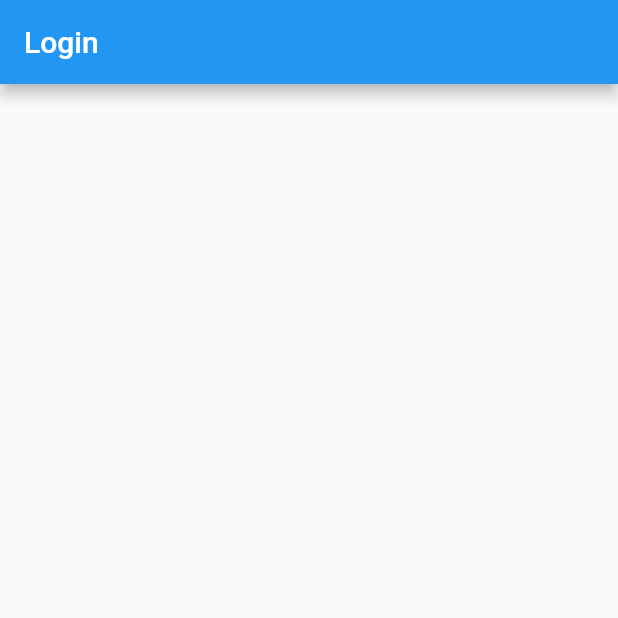
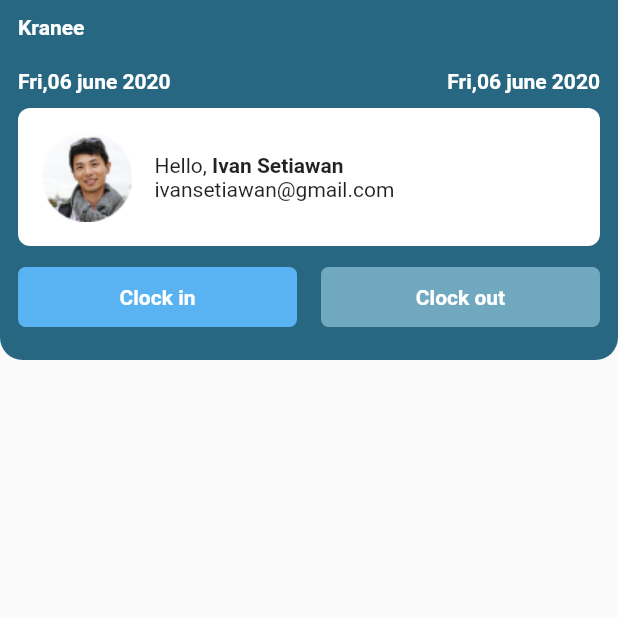
Before and after one commit to yanuarnval/traking_works, a Flutter app: the screen it shows after launch, on a phone screen of 412 x 824 dp, the top half of it. Run offline on Flutter 3.47's test engine with Material 2 defaults, Android fonts, the phone set to English and light mode, and no system bars; our stand-ins replace google_fonts; Roboto replaces fonts that are missing (Spartan).

Commit message:
feat[YN] home iu page

```diff
--- a/lib/main.dart
+++ b/lib/main.dart
@@ -1,4 +1,7 @@
 import 'package:flutter/material.dart';
+import 'package:flutter/services.dart';
+import 'package:tracking_works/view/HomePageView.dart';
+
 import 'package:tracking_works/view/LoginPageView.dart';
 
 void main() {
@@ -8,110 +11,16 @@ void main() {
 class MyApp extends StatelessWidget {
   const MyApp({Key? key}) : super(key: key);
 
-  // This widget is the root of your application.
   @override
   Widget build(BuildContext context) {
+    SystemChrome.setSystemUIOverlayStyle(
+        SystemUiOverlayStyle(statusBarColor: Color(0xff286782)));
     return MaterialApp(
+      debugShowCheckedModeBanner: false,
       title: 'Flutter Demo',
-      theme: ThemeData(
-        // This is the theme of your application.
-        //
-        // Try running your application with "flutter run". You'll see the
-        // application has a blue toolbar. Then, without quitting the app, try
-        // changing the primarySwatch below to Colors.green and then invoke
-        // "hot reload" (press "r" in the console where you ran "flutter run",
-        // or simply save your changes to "hot reload" in a Flutter IDE).
-        // Notice that the counter didn't reset back to zero; the application
-        // is not restarted.
-        primarySwatch: Colors.blue,
-      ),
+      theme: ThemeData(),
       // home: const MyHomePage(title: 'Flutter Demo Home Page'),
-      home: LoginPageView(),
+      home: HomePageView(),
     );
   }
 }
-
-class MyHomePage extends StatefulWidget {
-  const MyHomePage({Key? key, required this.title}) : super(key: key);
-
-  // This widget is the home page of your application. It is stateful, meaning
-  // that it has a State object (defined below) that contains fields that affect
-  // how it looks.
-
-  // This class is the configuration for the state. It holds the values (in this
-  // case the title) provided by the parent (in this case the App widget) and
-  // used by the build method of the State. Fields in a Widget subclass are
-  // always marked "final".
-
-  final String title;
-
-  @override
-  State<MyHomePage> createState() => _MyHomePageState();
-}
-
-class _MyHomePageState extends State<MyHomePage> {
-  int _counter = 0;
-
-  void _incrementCounter() {
-    setState(() {
-      // This call to setState tells the Flutter framework that something has
-      // changed in this State, which causes it to rerun the build method below
-      // so that the display can reflect the updated values. If we changed
-      // _counter without calling setState(), then the build method would not be
-      // called again, and so nothing would appear to happen.
-      _counter++;
-    });
-  }
-
-  @override
-  Widget build(BuildContext context) {
-    // This method is rerun every time setState is called, for instance as done
-    // by the _incrementCounter method above.
-    //
-    // The Flutter framework has been optimized to make rerunning build methods
-    // fast, so that you can just rebuild anything that needs updating rather
-    // than having to individually change instances of widgets.
-    return Scaffold(
-      appBar: AppBar(
-        // Here we take the value from the MyHomePage object that was created by
-        // the App.build method, and use it to set our appbar title.
-        title: Text(widget.title),
-      ),
-      body: Center(
-        // Center is a layout widget. It takes a single child and positions it
-        // in the middle of the parent.
-        child: Column(
-          // Column is also a layout widget. It takes a list of children and
-          // arranges them vertically. By default, it sizes itself to fit its
-          // children horizontally, and tries to be as tall as its parent.
-          //
-          // Invoke "debug painting" (press "p" in the console, choose the
-          // "Toggle Debug Paint" action from the Flutter Inspector in Android
-          // Studio, or the "Toggle Debug Paint" command in Visual Studio Code)
-          // to see the wireframe for each widget.
-          //
-          // Column has various properties to control how it sizes itself and
-          // how it positions its children. Here we use mainAxisAlignment to
-          // center the children vertically; the main axis here is the vertical
-          // axis because Columns are vertical (the cross axis would be
-          // horizontal).
-          mainAxisAlignment: MainAxisAlignment.center,
-          children: <Widget>[
-            const Text(
-              'You have pushed the button this many times:',
-            ),
-            Text(
-              '$_counter',
-              style: Theme.of(context).textTheme.headline4,
-            ),
-          ],
-        ),
-      ),
-      floatingActionButton: FloatingActionButton(
-        onPressed: _incrementCounter,
-        tooltip: 'Increment',
-        child: const Icon(Icons.add),
-      ), // This trailing comma makes auto-formatting nicer for build methods.
-    );
-  }
-}
--- /dev/null
+++ b/lib/view/HomePageView.dart
@@ -0,0 +1,148 @@
+import 'package:flutter/material.dart';
+import 'package:google_fonts/google_fonts.dart';
+
+class HomePageView extends StatefulWidget {
+  const HomePageView({Key? key}) : super(key: key);
+
+  @override
+  _HomePageViewState createState() => _HomePageViewState();
+}
+
+class _HomePageViewState extends State<HomePageView> {
+  late double widthHp;
+
+  @override
+  Widget build(BuildContext context) {
+    widthHp = (MediaQuery.of(context).size.width / 2) - 20;
+    return Scaffold(
+      body: SafeArea(
+        child: SingleChildScrollView(
+          child: Column(
+            children: [
+              Container(
+                decoration: BoxDecoration(
+                    color: Color(0xff286782),
+                    borderRadius: BorderRadius.only(
+                        bottomLeft: Radius.circular(15),
+                        bottomRight: Radius.circular(15))),
+                child: Padding(
+                  padding: const EdgeInsets.symmetric(horizontal: 12),
+                  child: Column(
+                    crossAxisAlignment: CrossAxisAlignment.start,
+                    children: [
+                      Padding(
+                        padding: const EdgeInsets.only(bottom: 20, top: 10),
+                        child: Text(
+                          'Kranee',
+                          style: GoogleFonts.roboto(
+                              fontWeight: FontWeight.w700, color: Colors.white),
+                        ),
+                      ),
+                      Row(
+                        mainAxisAlignment: MainAxisAlignment.spaceBetween,
+                        children: [
+                          Text(
+                            'Fri,06 june 2020',
+                            style: GoogleFonts.spartan(
+                                fontWeight: FontWeight.w700,
+                                color: Colors.white),
+                          ),
+                          Text(
+                            'Fri,06 june 2020',
+                            style: GoogleFonts.spartan(
+                                fontWeight: FontWeight.w700,
+                                color: Colors.white),
+                          )
+                        ],
+                      ),
+                      const SizedBox(
+                        height: 10,
+                      ),
+                      Container(
+                        padding: const EdgeInsets.all(16),
+                        decoration: BoxDecoration(
+                            color: Colors.white,
+                            borderRadius: BorderRadius.circular(8)),
+                        child: Row(
+                          children: [
+                            Image.asset('assets/img_profil.jpg'),
+                            const SizedBox(
+                              width: 15,
+                            ),
+                            Column(
+                              crossAxisAlignment: CrossAxisAlignment.start,
+                              children: [
+                                Row(
+                                  children: [
+                                    Text(
+                                      'Hello, ',
+                                      style: GoogleFonts.spartan(),
+                                    ),
+                                    Text(
+                                      'Ivan Setiawan',
+                                      style: GoogleFonts.spartan(
+                                          fontWeight: FontWeight.w700),
+                                    )
+                                  ],
+                                ),
+                                Text(
+                                  'ivansetiawan@gmail.com',
+                                  style: GoogleFonts.spartan(),
+                                )
+                              ],
+                            )
+                          ],
+                        ),
+                      ),
+                      const SizedBox(
+                        height: 10,
+                      ),
+                      Row(
+                        mainAxisAlignment: MainAxisAlignment.spaceBetween,
+                        children: [
+                          MaterialButton(
+                            onPressed: () {},
+                            color: Color(0xff59B2F2),
+                            elevation: 0,
+                            minWidth: widthHp,
+                            height: 40,
+                            shape: RoundedRectangleBorder(
+                                borderRadius: BorderRadius.circular(5)),
+                            child: Text(
+                              'Clock in',
+                              style: GoogleFonts.spartan(
+                                  fontWeight: FontWeight.w700,
+                                  color: Colors.white),
+                            ),
+                          ),
+                          MaterialButton(
+                            onPressed: () {},
+                            color: Color(0xff70A8BF),
+                            minWidth: widthHp,
+                            height: 40,
+                            elevation: 0,
+                            shape: RoundedRectangleBorder(
+                                borderRadius: BorderRadius.circular(5)),
+                            child: Text(
+                              'Clock out',
+                              style: GoogleFonts.spartan(
+                                  fontWeight: FontWeight.w700,
+                                  color: Colors.white),
+                            ),
+                          )
+                        ],
+                      ),
+                      const SizedBox(
+                        height: 18,
+                      )
+                    ],
+                  ),
+                ),
+              )
+            ],
+          ),
+        ),
+      ),
+    );
+  }
+}
--- a/pubspec.yaml
+++ b/pubspec.yaml
@@ -34,10 +34,12 @@ dependencies:
   # The following adds the Cupertino Icons font to your application.
   # Use with the CupertinoIcons class for iOS style icons.
   cupertino_icons: ^1.0.2
+  google_fonts: ^2.1.0
 
 dev_dependencies:
   flutter_test:
     sdk: flutter
+
 
   # The "flutter_lints" package below contains a set of recommended lints to
   # encourage good coding practices. The lint set provided by the package is
@@ -58,8 +60,8 @@ flutter:
   uses-material-design: true
 
   # To add assets to your application, add an assets section, like this:
-  # assets:
-  #   - images/a_dot_burr.jpeg
+  assets:
+      - assets/
   #   - images/a_dot_ham.jpeg
 
   # An image asset can refer to one or more resolution-specific "variants", see
```
Also changed, not shown: assets/img_profil.jpg (added), pubspec.lock.
